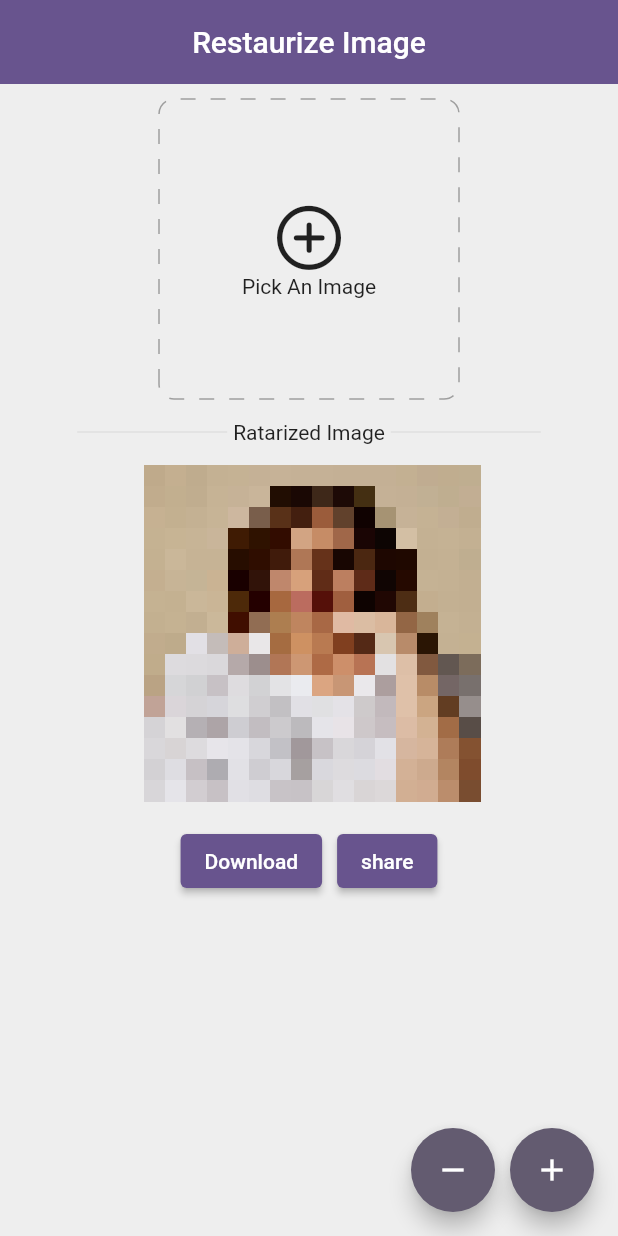
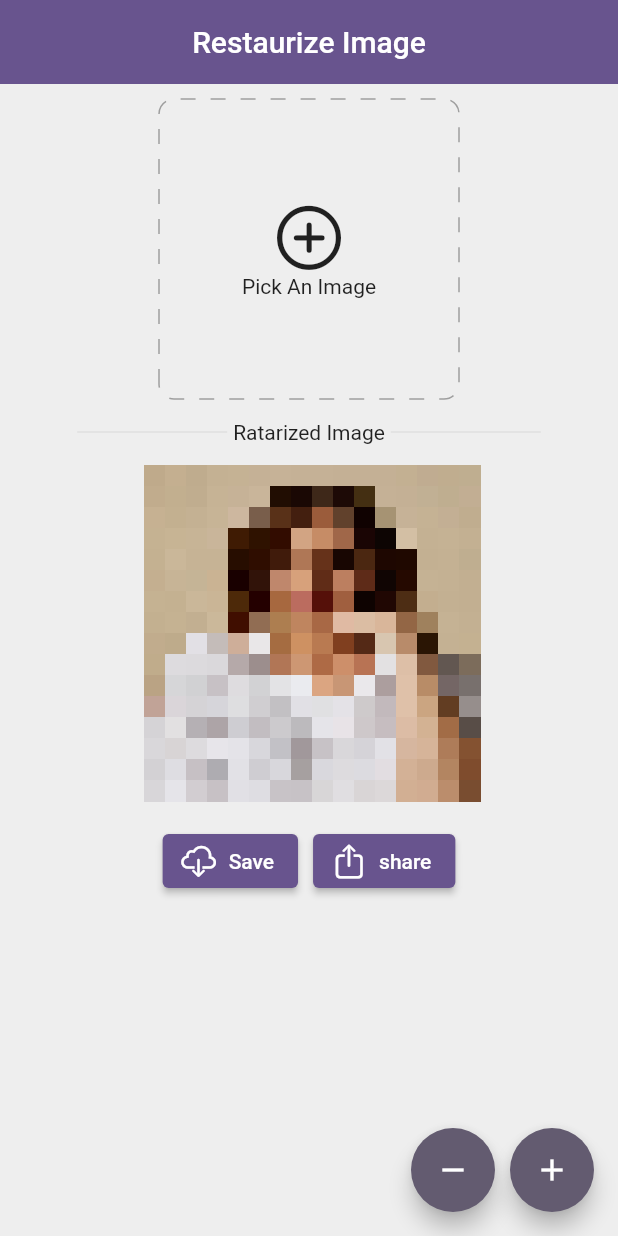
Before and after one commit to Richmond-Nunoo/RASTERIZE_IMAGE_FLUTTER, a Flutter app: the screen it shows after launch, on a phone screen of 412 x 824 dp. Run offline on Flutter 3.47's test engine with Material 2 defaults, Android fonts, the phone set to English and light mode, and no system bars; our stand-ins replace dotted_decoration, image_gallery_saver, permission_handler, screenshot, share_plus.

Commit message:
improved Ui

```diff
--- a/lib/views/home_page.dart
+++ b/lib/views/home_page.dart
@@ -149,27 +149,33 @@ class _HomePageState extends State<HomePage> {
                   mainAxisAlignment: MainAxisAlignment.center,
                   crossAxisAlignment: CrossAxisAlignment.center,
                   children: [
-                    ElevatedButton(
+                    ElevatedButton.icon(
                       onPressed: () async {
                         final image = await screenshotController
                             .captureFromWidget(rasterizedImageMethod());
                         await saveImage(image);
                       },
-                      child: const Text(
-                        "Download",
+                      icon: const Icon(
+                        CupertinoIcons.cloud_download,
+                      ),
+                      label: const Text(
+                        "Save",
                       ),
                     ),
                     const SizedBox(
                       width: 10,
                     ),
-                    ElevatedButton(
+                    ElevatedButton.icon(
                       onPressed: () async {
                         final image = await screenshotController
                             .captureFromWidget(rasterizedImageMethod());
                         saveAndShare(image);
                       },
-                      child: const Text(
+                      label: const Text(
                         "share",
+                      ),
+                      icon: const Icon(
+                        CupertinoIcons.share,
                       ),
                     )
                   ],
@@ -182,10 +188,13 @@ class _HomePageState extends State<HomePage> {
     );
   }
 
-  SizedBox rasterizedImageMethod() {
-    return SizedBox(
+  Container rasterizedImageMethod() {
+    return Container(
       height: 220,
       width: 220,
+      decoration: BoxDecoration(
+        borderRadius: BorderRadius.circular(10),
+      ),
       child: LayoutBuilder(
         builder: (BuildContext context, BoxConstraints constraints) {
           var width = constraints.maxWidth;
```
Also changed, not shown: lib/views/draggable.dart (added, +83 -0 lines).
